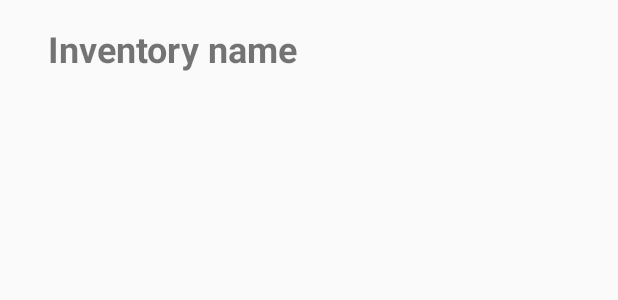
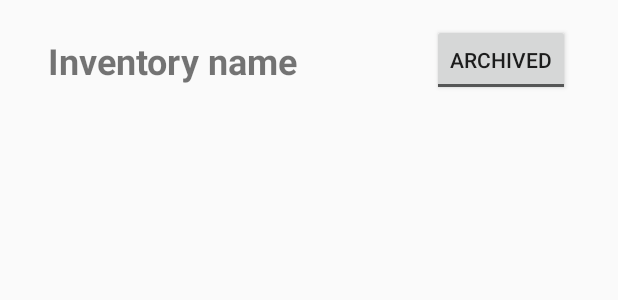
Before and after one commit to bartek-s13/BrickList, an Android app: the layout inventory_row.xml on its own in the app's theme, with its tools: preview values and no code run, on a phone screen of 412 x 824 dp. Shown: the top 300 px of the screen. Run offline under Robolectric (Android 15) with nearby library versions, the phone set to English and light mode, and no system bars; network calls fail.

Commit message:
Delete swiping, add archive button

```diff
--- a/app/src/main/AndroidManifest.xml
+++ b/app/src/main/AndroidManifest.xml
@@ -9,7 +9,7 @@
         android:label="@string/app_name"
         android:roundIcon="@mipmap/ic_launcher_round"
         android:supportsRtl="true"
-        android:theme="@style/Theme.AppCompat.Light.NoActionBar"
+        android:theme="@style/AppTheme"
         android:usesCleartextTraffic="true">
         <activity android:name=".InventoryActivity"></activity>
         <activity android:name=".AddInventoryActivity" />
--- a/app/src/main/java/com/example/bricklist/PartsAdapter.kt
+++ b/app/src/main/java/com/example/bricklist/PartsAdapter.kt
@@ -26,11 +26,8 @@ class PartsAdapter(private val parts: ArrayList<InventoryPart>) : RecyclerView.A
         val subButton = itemView.findViewById<Button>(R.id.sub)
 
 
-
         fun bind(name:String, colorName:String, qtyStore:Int, qtySet:Int, img: Bitmap?)
         {
-
-
             nameTextView.setText(name)
             colorTextView.setText(colorName)
             qtyTextView.setText("${qtyStore} of ${qtySet}")
--- a/app/src/main/res/layout/inventory_row.xml
+++ b/app/src/main/res/layout/inventory_row.xml
@@ -1,21 +1,38 @@
 <?xml version="1.0" encoding="utf-8"?>
-<LinearLayout
+<androidx.constraintlayout.widget.ConstraintLayout xmlns:android="http://schemas.android.com/apk/res/android"
+    xmlns:app="http://schemas.android.com/apk/res-auto"
+    xmlns:tools="http://schemas.android.com/tools"
     android:layout_width="match_parent"
     android:layout_height="wrap_content"
-    android:orientation="vertical"
     android:layout_gravity="center_horizontal"
-    android:padding="16dp"
-    xmlns:android="http://schemas.android.com/apk/res/android">
+    android:padding="16dp">
+
+    <ToggleButton
+        android:id="@+id/archiveButton"
+        android:layout_width="wrap_content"
+        android:layout_height="wrap_content"
+        android:layout_marginEnd="16dp"
+        android:text="ToggleButton"
+        android:textOff="Archived"
+        android:textOn="Active"
+        app:layout_constraintBottom_toBottomOf="parent"
+        app:layout_constraintEnd_toEndOf="parent"
+        app:layout_constraintTop_toTopOf="parent" />
 
     <TextView
         android:id="@+id/inventory_name"
-        android:layout_width="wrap_content"
+        android:layout_width="0dp"
         android:layout_height="wrap_content"
         android:layout_gravity="left"
+        android:layout_marginEnd="16dp"
         android:paddingLeft="16dp"
         android:text="Inventory name"
         android:textSize="24sp"
-        android:textStyle="bold" />
+        android:textStyle="bold"
+        app:layout_constraintBottom_toBottomOf="parent"
+        app:layout_constraintEnd_toStartOf="@+id/archiveButton"
+        app:layout_constraintStart_toStartOf="parent"
+        app:layout_constraintTop_toTopOf="parent" />
 
 
-</LinearLayout>
+</androidx.constraintlayout.widget.ConstraintLayout>
```
Also changed, not shown: app/src/main/java/com/example/bricklist/AddInventoryActivity.kt (+6 -3 lines), app/src/main/java/com/example/bricklist/InventoriesAdapter.kt (+23 -9 lines), app/src/main/java/com/example/bricklist/MainActivity.kt (+12 -10 lines), app/src/main/java/com/example/bricklist/MyDBHandler.kt (+11 -0 lines), app/src/main/java/com/example/bricklist/SwipeToArchiveCallback.kt (+8 -4 lines), app/src/main/res/xml/root_preferences.xml (+4 -4 lines).
